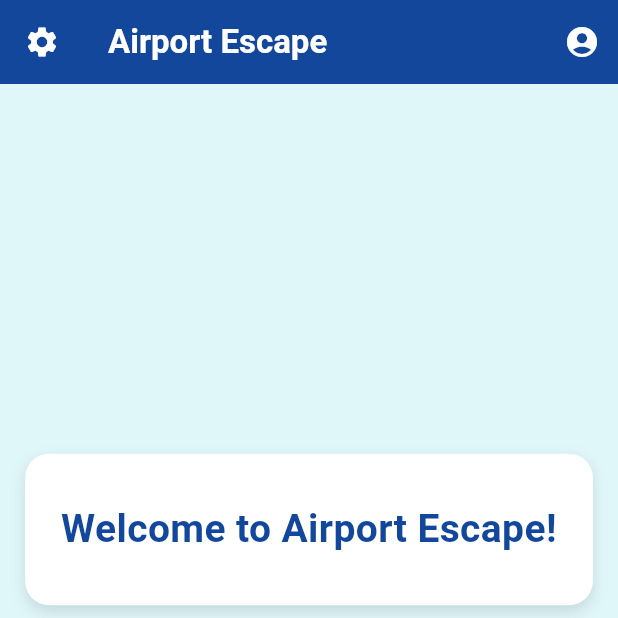
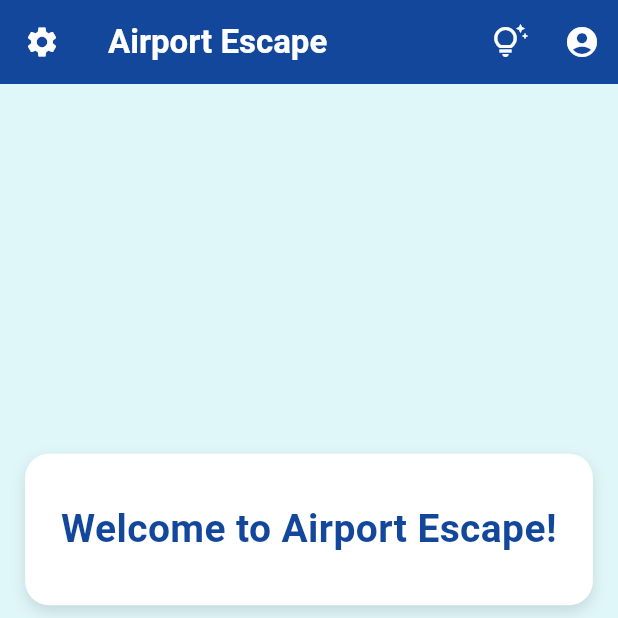
Before and after one commit to lenarduzziadam/AirportEscapeCapstoneFall25Group, a Flutter app: the screen it shows after launch, on a phone screen of 412 x 824 dp, the top half of it. Run offline on Flutter 3.47's test engine with Material 3 defaults, Android fonts, the phone set to English and light mode, and no system bars; our stand-ins replace firebase_core, firebase_database, flutter_dotenv, geolocator, google_maps_flutter; accounts and stored records are empty.

Commit message:
Add LiveTipButton to landing page actions

```diff
--- a/airport_escape/lib/landing_page.dart
+++ b/airport_escape/lib/landing_page.dart
@@ -131,6 +131,7 @@ class CustomAppBar extends StatelessWidget implements PreferredSizeWidget {
         style: TextStyle(fontWeight: FontWeight.bold),
       ),
       actions: [
+        const LiveTipButton(), // ← tiny lightbulb button
         PopupMenuButton<String>(
           icon: const Icon(Icons.account_circle, color: Colors.white),
           onSelected: (String value) {
```
